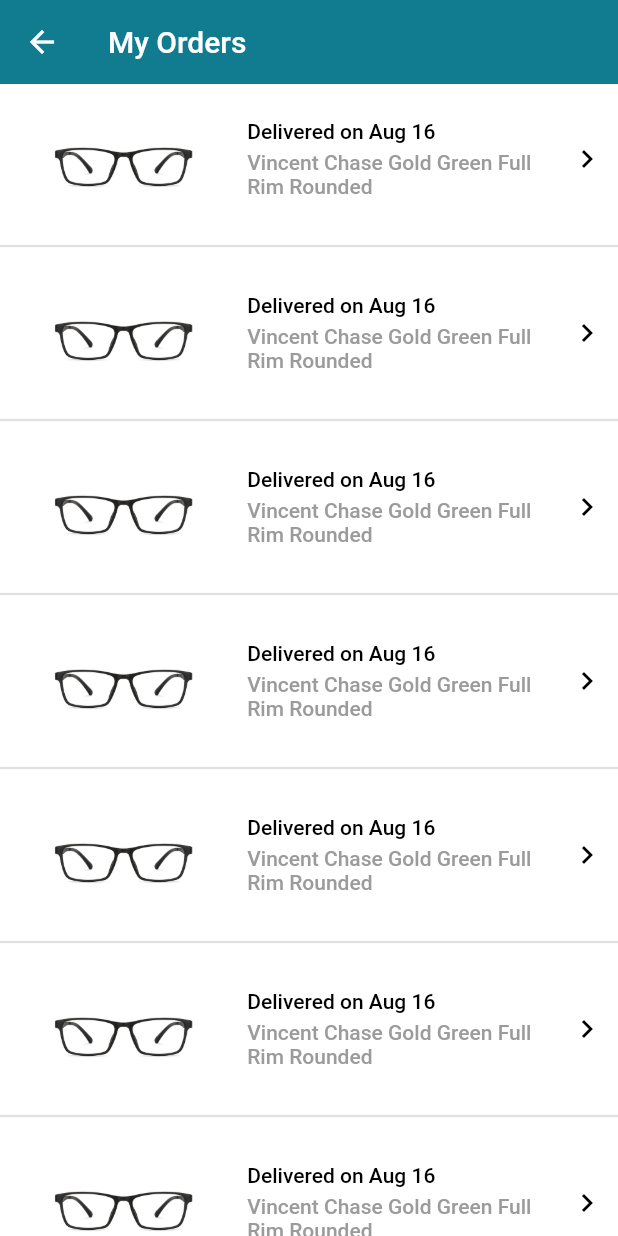
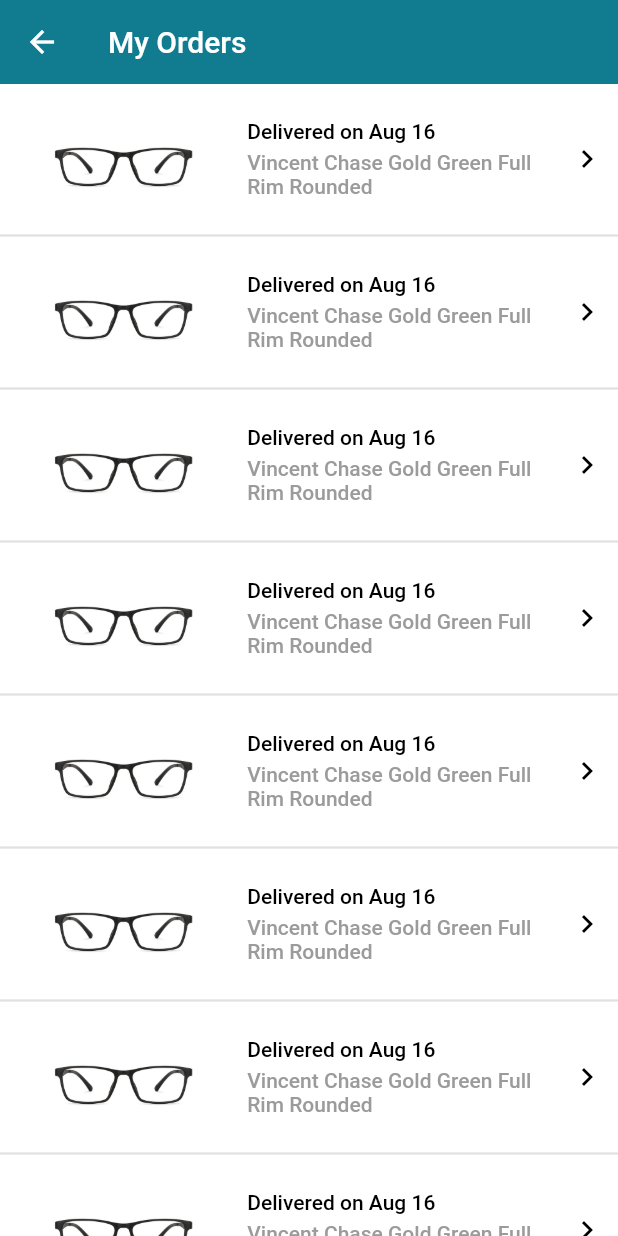
Before and after one commit to ybrut-software/zinotalens, a Flutter app: the MyOrderPage screen opened directly, on a phone screen of 412 x 824 dp. Run offline on Flutter 3.47's test engine with Material 2 defaults, Android fonts, the phone set to English and light mode, and no system bars; our stand-ins replace carousel_slider, flutter_screenutil.

Commit message:
fix order item listview divider height

```diff
--- a/lib/widgets/order_item_viewholder.dart
+++ b/lib/widgets/order_item_viewholder.dart
@@ -57,6 +57,7 @@ Widget OrderItemViewholder(BuildContext context) => ElevatedButton(
           Divider(
             color: Colors.gray.withOpacity(0.3),
             thickness: 1.5,
+            height: 2,
           )
         ],
       ),
```
